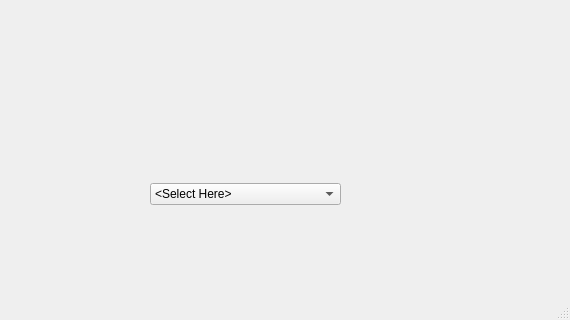
Above: mainwindow.ui from Jesus0342/CS1D-Project-2 before the change; both pictures show x 81 to 651 and y 255 to 575 of the 651 by 575 pixel window. Below: the same form after it.
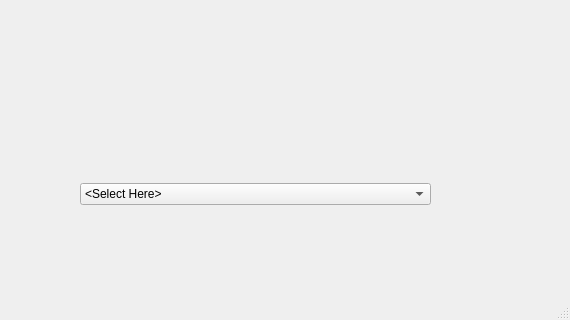
That is the form after the change. The open tabs and pages were chosen to show the change.

Patch:
```diff
--- a/mainwindow.ui
+++ b/mainwindow.ui
@@ -37,9 +37,9 @@
        <widget class="QComboBox" name="comboBox_selectAction">
         <property name="geometry">
          <rect>
-          <x>220</x>
+          <x>150</x>
           <y>410</y>
-          <width>191</width>
+          <width>351</width>
           <height>22</height>
          </rect>
         </property>
```
Left out of the diff: 9 changed lines with no effect on the pictures.
